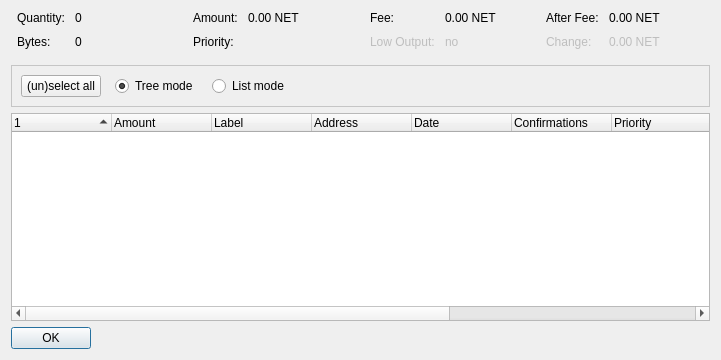
The window that src/qt/forms/coincontroldialog.ui (MilkandPie4U/SproutsNewChain) describes before a commit, drawn with Qt 5.
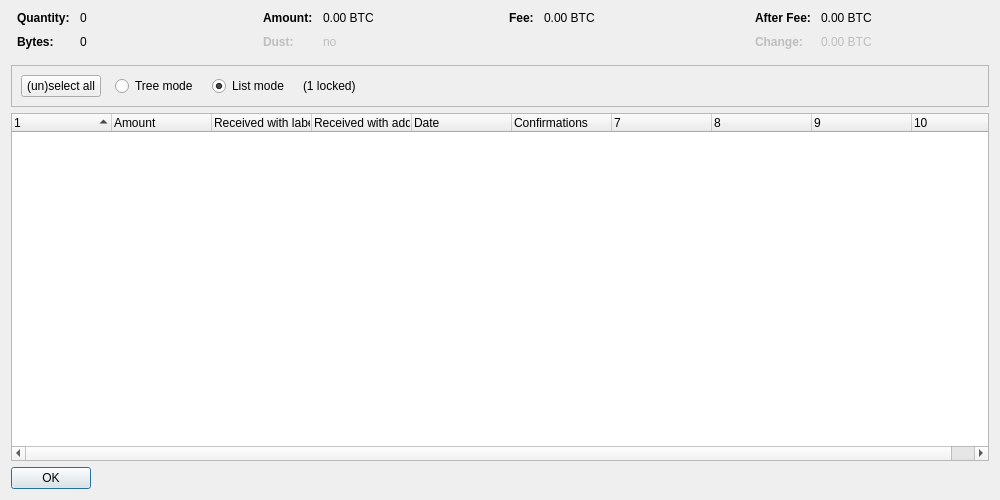
The same window after the commit. Custom widgets are drawn as their Qt base class.

```diff
--- a/src/qt/forms/coincontroldialog.ui
+++ b/src/qt/forms/coincontroldialog.ui
@@ -6,8 +6,8 @@
    <rect>
     <x>0</x>
     <y>0</y>
-    <width>721</width>
-    <height>360</height>
+    <width>1000</width>
+    <height>500</height>
    </rect>
   </property>
   <property name="windowTitle">
@@ -38,8 +38,11 @@
        </property>
        <item row="0" column="0">
         <widget class="QLabel" name="labelCoinControlQuantityText">
-         <property name="styleSheet">
-          <string notr="true"/>
+         <property name="font">
+          <font>
+           <weight>75</weight>
+           <bold>true</bold>
+          </font>
          </property>
          <property name="text">
           <string>Quantity:</string>
@@ -64,8 +67,11 @@
        </item>
        <item row="1" column="0">
         <widget class="QLabel" name="labelCoinControlBytesText">
-         <property name="styleSheet">
-          <string notr="true"/>
+         <property name="font">
+          <font>
+           <weight>75</weight>
+           <bold>true</bold>
+          </font>
          </property>
          <property name="text">
           <string>Bytes:</string>
@@ -106,8 +112,11 @@
        </property>
        <item row="0" column="0">
         <widget class="QLabel" name="labelCoinControlAmountText">
-         <property name="styleSheet">
-          <string notr="true"/>
+         <property name="font">
+          <font>
+           <weight>75</weight>
+           <bold>true</bold>
+          </font>
          </property>
          <property name="text">
           <string>Amount:</string>
@@ -123,7 +132,7 @@
           <enum>Qt::ActionsContextMenu</enum>
          </property>
          <property name="text">
-          <string>0.00 NET</string>
+          <string notr="true">0.00 BTC</string>
          </property>
          <property name="textInteractionFlags">
           <set>Qt::LinksAccessibleByMouse|Qt::TextSelectableByKeyboard|Qt::TextSelectableByMouse</set>
@@ -131,31 +140,34 @@
         </widget>
        </item>
        <item row="1" column="0">
-        <widget class="QLabel" name="labelCoinControlPriorityText">
-         <property name="styleSheet">
-          <string notr="true"/>
+        <widget class="QLabel" name="labelCoinControlLowOutputText">
+         <property name="enabled">
+          <bool>false</bool>
+         </property>
+         <property name="font">
+          <font>
+           <weight>75</weight>
+           <bold>true</bold>
+          </font>
          </property>
          <property name="text">
-          <string>Priority:</string>
+          <string>Dust:</string>
          </property>
         </widget>
        </item>
        <item row="1" column="1">
-        <widget class="QLabel" name="labelCoinControlPriority">
+        <widget class="QLabel" name="labelCoinControlLowOutput">
+         <property name="enabled">
+          <bool>false</bool>
+         </property>
          <property name="cursor">
           <cursorShape>IBeamCursor</cursorShape>
          </property>
          <property name="contextMenuPolicy">
           <enum>Qt::ActionsContextMenu</enum>
          </property>
-         <property name="autoFillBackground">
-          <bool>false</bool>
-         </property>
-         <property name="styleSheet">
-          <string notr="true"/>
-         </property>
          <property name="text">
-          <string/>
+          <string notr="true">no</string>
          </property>
          <property name="textInteractionFlags">
           <set>Qt::LinksAccessibleByMouse|Qt::TextSelectableByKeyboard|Qt::TextSelectableByMouse</set>
@@ -180,8 +192,11 @@
        </property>
        <item row="0" column="0">
         <widget class="QLabel" name="labelCoinControlFeeText">
-         <property name="styleSheet">
-          <string notr="true"/>
+         <property name="font">
+          <font>
+           <weight>75</weight>
+           <bold>true</bold>
+          </font>
          </property>
          <property name="text">
           <string>Fee:</string>
@@ -197,39 +212,7 @@
           <enum>Qt::ActionsContextMenu</enum>
          </property>
          <property name="text">
-          <string>0.00 NET</string>
-         </property>
-         <property name="textInteractionFlags">
-          <set>Qt::LinksAccessibleByMouse|Qt::TextSelectableByKeyboard|Qt::TextSelectableByMouse</set>
-         </property>
-        </widget>
-       </item>
-       <item row="1" column="0">
-        <widget class="QLabel" name="labelCoinControlLowOutputText">
-         <property name="enabled">
-          <bool>false</bool>
-         </property>
-         <property name="styleSheet">
-          <string notr="true"/>
-         </property>
-         <property name="text">
-          <string>Low Output:</string>
-         </property>
-        </widget>
-       </item>
-       <item row="1" column="1">
-        <widget class="QLabel" name="labelCoinControlLowOutput">
-         <property name="enabled">
-          <bool>false</bool>
-         </property>
-         <property name="cursor">
-          <cursorShape>IBeamCursor</cursorShape>
-         </property>
-         <property name="contextMenuPolicy">
-          <enum>Qt::ActionsContextMenu</enum>
-         </property>
-         <property name="text">
-          <string>no</string>
+          <string notr="true">0.00 BTC</string>
          </property>
          <property name="textInteractionFlags">
           <set>Qt::LinksAccessibleByMouse|Qt::TextSelectableByKeyboard|Qt::TextSelectableByMouse</set>
@@ -254,8 +237,11 @@
        </property>
        <item row="0" column="0">
         <widget class="QLabel" name="labelCoinControlAfterFeeText">
-         <property name="styleSheet">
-          <string notr="true"/>
+         <property name="font">
+          <font>
+           <weight>75</weight>
+           <bold>true</bold>
+          </font>
          </property>
          <property name="text">
           <string>After Fee:</string>
@@ -271,7 +257,7 @@
           <enum>Qt::ActionsContextMenu</enum>
          </property>
          <property name="text">
-          <string>0.00 NET</string>
+          <string notr="true">0.00 BTC</string>
          </property>
          <property name="textInteractionFlags">
           <set>Qt::LinksAccessibleByMouse|Qt::TextSelectableByKeyboard|Qt::TextSelectableByMouse</set>
@@ -283,8 +269,11 @@
          <property name="enabled">
           <bool>false</bool>
          </property>
-         <property name="styleSheet">
-          <string notr="true"/>
+         <property name="font">
+          <font>
+           <weight>75</weight>
+           <bold>true</bold>
+          </font>
          </property>
          <property name="text">
           <string>Change:</string>
@@ -303,7 +292,7 @@
           <enum>Qt::ActionsContextMenu</enum>
          </property>
          <property name="text">
-          <string>0.00 NET</string>
+          <string notr="true">0.00 BTC</string>
          </property>
          <property name="textInteractionFlags">
           <set>Qt::LinksAccessibleByMouse|Qt::TextSelectableByKeyboard|Qt::TextSelectableByMouse</set>
@@ -322,198 +311,15 @@
        <height>40</height>
       </size>
      </property>
-     <property name="palette">
-      <palette>
-       <active>
-        <colorrole role="WindowText">
-         <brush brushstyle="SolidPattern">
-          <color alpha="255">
-           <red>255</red>
-           <green>170</green>
-           <blue>0</blue>
-          </color>
-         </brush>
-        </colorrole>
-        <colorrole role="Text">
-         <brush brushstyle="SolidPattern">
-          <color alpha="255">
-           <red>255</red>
-           <green>170</green>
-           <blue>0</blue>
-          </color>
-         </brush>
-        </colorrole>
-        <colorrole role="BrightText">
-         <brush brushstyle="SolidPattern">
-          <color alpha="255">
-           <red>255</red>
-           <green>255</green>
-           <blue>255</blue>
-          </color>
-         </brush>
-        </colorrole>
-        <colorrole role="Base">
-         <brush brushstyle="SolidPattern">
-          <color alpha="255">
-           <red>0</red>
-           <green>0</green>
-           <blue>0</blue>
-          </color>
-         </brush>
-        </colorrole>
-        <colorrole role="Window">
-         <brush brushstyle="SolidPattern">
-          <color alpha="255">
-           <red>255</red>
-           <green>255</green>
-           <blue>255</blue>
-          </color>
-         </brush>
-        </colorrole>
-        <colorrole role="HighlightedText">
-         <brush brushstyle="SolidPattern">
-          <color alpha="255">
-           <red>255</red>
-           <green>255</green>
-           <blue>255</blue>
-          </color>
-         </brush>
-        </colorrole>
-       </active>
-       <inactive>
-        <colorrole role="WindowText">
-         <brush brushstyle="SolidPattern">
-          <color alpha="255">
-           <red>255</red>
-           <green>170</green>
-           <blue>0</blue>
-          </color>
-         </brush>
-        </colorrole>
-        <colorrole role="Text">
-         <brush brushstyle="SolidPattern">
-          <color alpha="255">
-           <red>255</red>
-           <green>170</green>
-           <blue>0</blue>
-          </color>
-         </brush>
-        </colorrole>
-        <colorrole role="BrightText">
-         <brush brushstyle="SolidPattern">
-          <color alpha="255">
-           <red>255</red>
-           <green>255</green>
-           <blue>255</blue>
-          </color>
-         </brush>
-        </colorrole>
-        <colorrole role="Base">
-         <brush brushstyle="SolidPattern">
-          <color alpha="255">
-           <red>0</red>
-           <green>0</green>
-           <blue>0</blue>
-          </color>
-         </brush>
-        </colorrole>
-        <colorrole role="Window">
-         <brush brushstyle="SolidPattern">
-          <color alpha="255">
-           <red>255</red>
-           <green>255</green>
-           <blue>255</blue>
-          </color>
-         </brush>
-        </colorrole>
-        <colorrole role="HighlightedText">
-         <brush brushstyle="SolidPattern">
-          <color alpha="255">
-           <red>255</red>
-           <green>255</green>
-           <blue>255</blue>
-          </color>
-         </brush>
-        </colorrole>
-       </inactive>
-       <disabled>
-        <colorrole role="WindowText">
-         <brush brushstyle="SolidPattern">
-          <color alpha="255">
-           <red>255</red>
-           <green>170</green>
-           <blue>0</blue>
-          </color>
-         </brush>
-        </colorrole>
-        <colorrole role="Text">
-         <brush brushstyle="SolidPattern">
-          <color alpha="255">
-           <red>255</red>
-           <green>170</green>
-           <blue>0</blue>
-          </color>
-         </brush>
-        </colorrole>
-        <colorrole role="BrightText">
-         <brush brushstyle="SolidPattern">
-          <color alpha="255">
-           <red>255</red>
-           <green>255</green>
-           <blue>255</blue>
-          </color>
-         </brush>
-        </colorrole>
-        <colorrole role="Base">
-         <brush brushstyle="SolidPattern">
-          <color alpha="255">
-           <red>255</red>
-           <green>255</green>
-           <blue>255</blue>
-          </color>
-         </brush>
-        </colorrole>
-        <colorrole role="Window">
-         <brush brushstyle="SolidPattern">
-          <color alpha="255">
-           <red>255</red>
-           <green>255</green>
-           <blue>255</blue>
-          </color>
-         </brush>
-        </colorrole>
-        <colorrole role="HighlightedText">
-         <brush brushstyle="SolidPattern">
-          <color alpha="255">
-           <red>255</red>
-           <green>255</green>
-           <blue>255</blue>
-          </color>
-         </brush>
-        </colorrole>
-       </disabled>
-      </palette>
-     </property>
-     <property name="font">
-      <font>
-       <pointsize>-1</pointsize>
-      </font>
-     </property>
-     <property name="styleSheet">
-      <string notr="true">QFrame
-{
-font-size: 30px;
-}</string>
-     </property>
      <property name="frameShape">
       <enum>QFrame::StyledPanel</enum>
      </property>
      <property name="frameShadow">
       <enum>QFrame::Sunken</enum>
      </property>
-     <layout class="QGridLayout" name="gridLayout">
-      <item row="0" column="0">
-       <layout class="QHBoxLayout" name="horizontalLayoutPanel" stretch="0,0,0,0">
+     <layout class="QHBoxLayout" name="horizontalLayout">
+      <item>
+       <layout class="QHBoxLayout" name="horizontalLayoutPanel" stretch="0,0,0,0,0">
         <property name="spacing">
          <number>14</number>
         </property>
@@ -541,9 +347,6 @@
           <property name="text">
            <string>Tree mode</string>
           </property>
-          <property name="checked">
-           <bool>true</bool>
-          </property>
          </widget>
         </item>
         <item>
@@ -557,182 +360,20 @@
           <property name="text">
            <string>List mode</string>
           </property>
+          <property name="checked">
+           <bool>true</bool>
+          </property>
+         </widget>
+        </item>
+        <item>
+         <widget class="QLabel" name="labelLocked">
+          <property name="text">
+           <string notr="true">(1 locked)</string>
+          </property>
          </widget>
         </item>
         <item>
          <spacer name="horizontalSpacer">
-          <property name="palette">
-           <palette>
-            <active>
-             <colorrole role="WindowText">
-              <brush brushstyle="SolidPattern">
-               <color alpha="255">
-                <red>255</red>
-                <green>170</green>
-                <blue>0</blue>
-               </color>
-              </brush>
-             </colorrole>
-             <colorrole role="Text">
-              <brush brushstyle="SolidPattern">
-               <color alpha="255">
-                <red>255</red>
-                <green>170</green>
-                <blue>0</blue>
-               </color>
-              </brush>
-             </colorrole>
-             <colorrole role="BrightText">
-              <brush brushstyle="SolidPattern">
-               <color alpha="255">
-                <red>255</red>
-                <green>170</green>
-                <blue>0</blue>
-               </color>
-              </brush>
-             </colorrole>
-             <colorrole role="Base">
-              <brush brushstyle="SolidPattern">
-               <color alpha="255">
-                <red>0</red>
-                <green>0</green>
-                <blue>0</blue>
-               </color>
-              </brush>
-             </colorrole>
-             <colorrole role="Window">
-              <brush brushstyle="SolidPattern">
-               <color alpha="255">
-                <red>0</red>
-                <green>0</green>
-                <blue>0</blue>
-               </color>
-              </brush>
-             </colorrole>
-             <colorrole role="HighlightedText">
-              <brush brushstyle="SolidPattern">
-               <color alpha="255">
-                <red>255</red>
-                <green>170</green>
-                <blue>0</blue>
-               </color>
-              </brush>
-             </colorrole>
-            </active>
-            <inactive>
-             <colorrole role="WindowText">
-              <brush brushstyle="SolidPattern">
-               <color alpha="255">
-                <red>255</red>
-                <green>170</green>
-                <blue>0</blue>
-               </color>
-              </brush>
-             </colorrole>
-             <colorrole role="Text">
-              <brush brushstyle="SolidPattern">
-               <color alpha="255">
-                <red>255</red>
-                <green>170</green>
-                <blue>0</blue>
-               </color>
-              </brush>
-             </colorrole>
-             <colorrole role="BrightText">
-              <brush brushstyle="SolidPattern">
-               <color alpha="255">
-                <red>255</red>
-                <green>170</green>
-                <blue>0</blue>
-               </color>
-              </brush>
-             </colorrole>
-             <colorrole role="Base">
-              <brush brushstyle="SolidPattern">
-               <color alpha="255">
-                <red>0</red>
-                <green>0</green>
-                <blue>0</blue>
-               </color>
-              </brush>
-             </colorrole>
-             <colorrole role="Window">
-              <brush brushstyle="SolidPattern">
-               <color alpha="255">
-                <red>0</red>
-                <green>0</green>
-                <blue>0</blue>
-               </color>
-              </brush>
-             </colorrole>
-             <colorrole role="HighlightedText">
-              <brush brushstyle="SolidPattern">
-               <color alpha="255">
-                <red>255</red>
-                <green>170</green>
-                <blue>0</blue>
-               </color>
-              </brush>
-             </colorrole>
-            </inactive>
-            <disabled>
-             <colorrole role="WindowText">
-              <brush brushstyle="SolidPattern">
-               <color alpha="255">
-                <red>255</red>
-                <green>170</green>
-                <blue>0</blue>
-               </color>
-              </brush>
-             </colorrole>
-             <colorrole role="Text">
-              <brush brushstyle="SolidPattern">
-               <color alpha="255">
-                <red>255</red>
-                <green>170</green>
-                <blue>0</blue>
-               </color>
-              </brush>
-             </colorrole>
-             <colorrole role="BrightText">
-              <brush brushstyle="SolidPattern">
-               <color alpha="255">
-                <red>255</red>
-                <green>170</green>
-                <blue>0</blue>
-               </color>
-              </brush>
-             </colorrole>
-             <colorrole role="Base">
-              <brush brushstyle="SolidPattern">
-               <color alpha="255">
-                <red>0</red>
-                <green>0</green>
-                <blue>0</blue>
-               </color>
-              </brush>
-             </colorrole>
-             <colorrole role="Window">
-              <brush brushstyle="SolidPattern">
-               <color alpha="255">
-                <red>0</red>
-                <green>0</green>
-                <blue>0</blue>
-               </color>
-              </brush>
-             </colorrole>
-             <colorrole role="HighlightedText">
-              <brush brushstyle="SolidPattern">
-               <color alpha="255">
-                <red>255</red>
-                <green>170</green>
-                <blue>0</blue>
-               </color>
-              </brush>
-             </colorrole>
-            </disabled>
-           </palette>
-          </property>
           <property name="orientation">
            <enum>Qt::Horizontal</enum>
           </property>
@@ -758,7 +399,7 @@
       <bool>false</bool>
      </property>
      <property name="columnCount">
-      <number>11</number>
+      <number>10</number>
      </property>
      <attribute name="headerShowSortIndicator" stdset="0">
       <bool>true</bool>
@@ -778,12 +419,12 @@
      </column>
      <column>
       <property name="text">
-       <string>Label</string>
+       <string>Received with label</string>
       </property>
      </column>
      <column>
       <property name="text">
-       <string>Address</string>
+       <string>Received with address</string>
       </property>
      </column>
      <column>
@@ -799,11 +440,6 @@
        <string>Confirmed</string>
       </property>
      </column>
-     <column>
-      <property name="text">
-       <string>Priority</string>
-      </property>
-     </column>
      <column>
       <property name="text">
        <string/>
@@ -834,12 +470,6 @@
        <verstretch>0</verstretch>
       </sizepolicy>
      </property>
-     <property name="autoFillBackground">
-      <bool>false</bool>
-     </property>
-     <property name="styleSheet">
-      <string notr="true"/>
-     </property>
      <property name="orientation">
       <enum>Qt::Horizontal</enum>
      </property>
```
Left out of the diff: 9 changed lines with no effect on the pictures.
